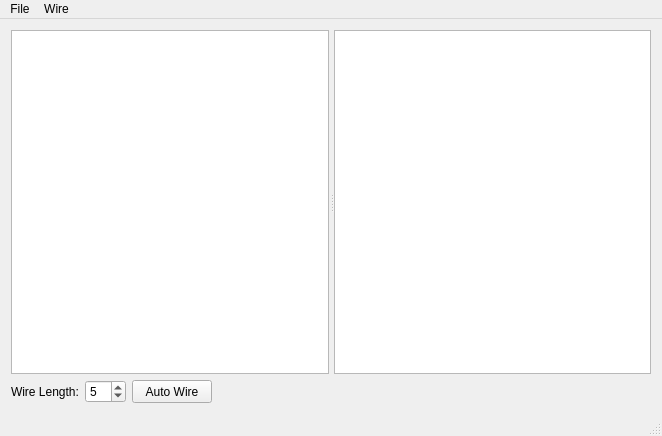
Old version of the form res/mainwindow.ui in the repository computergeek1507/xModelGenQT.
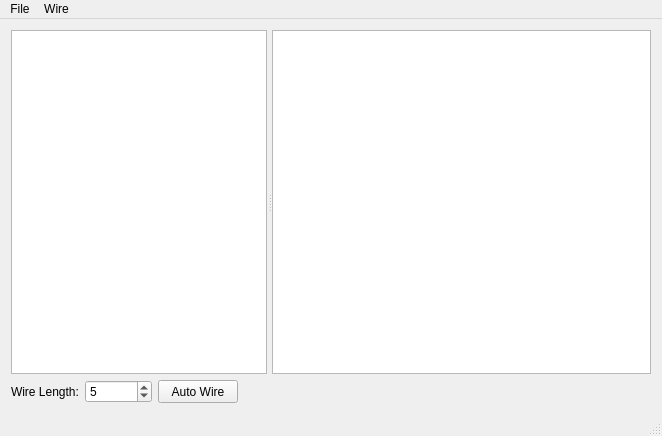
New version of the form.

Commit message: Implement DXF loading, auto-wiring, drawing view, and logging

```diff
--- a/res/mainwindow.ui
+++ b/res/mainwindow.ui
@@ -43,9 +43,12 @@
         </sizepolicy>
        </property>
       </widget>
-      <widget class="QTableView" name="tableViewDraw">
-       <property name="showGrid">
-        <bool>false</bool>
+      <widget class="QGraphicsView" name="graphicsViewDraw">
+       <property name="sizePolicy">
+        <sizepolicy hsizetype="Expanding" vsizetype="Expanding">
+         <horstretch>1</horstretch>
+         <verstretch>0</verstretch>
+        </sizepolicy>
        </property>
       </widget>
      </widget>
@@ -76,6 +79,9 @@
         <property name="minimum">
          <number>1</number>
         </property>
+        <property name="maximum">
+         <number>1000000</number>
+        </property>
         <property name="singleStep">
          <number>5</number>
         </property>
```
Left out of the diff: 3 changed lines with no effect on the pictures. The commit also changes 12 other files.
